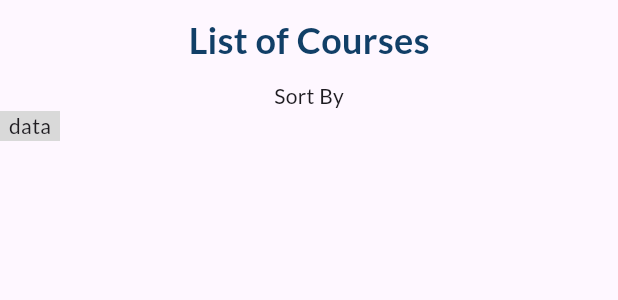
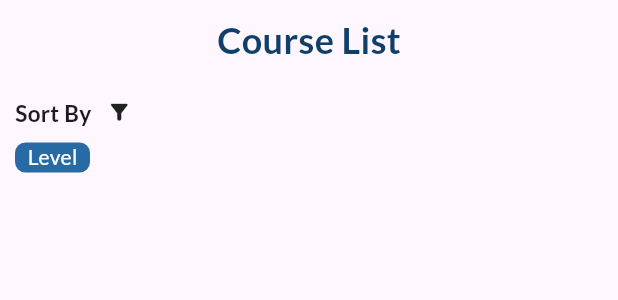
Before and after one commit to Aldinorasend/StudyIT_Mobile, a Flutter app: the ListOfCoursePageBody widget shown alone on an empty page, opened directly with empty values, on a phone screen of 412 x 824 dp. Shown: the top 300 px of the screen. Run offline on Flutter 3.47's test engine with Material 3 defaults, Android fonts, the phone set to English and light mode, and no system bars; our stand-ins replace carousel_slider, file_picker, flick_video_player, google_fonts, image_picker, open_file and 2 more; missing offline and left inert: colorful_safe_area; accounts and stored records are empty; network calls fail.

Commit message:
Update List of Course

```diff
--- a/lib/screen/EditProfile.dart
+++ b/lib/screen/EditProfile.dart
@@ -1,27 +1,6 @@
 import 'package:flutter/material.dart';
 import 'package:image_picker/image_picker.dart';
 import 'dart:io';
-
-void main() {
-  runApp(const MyApp());
-}
-
-class MyApp extends StatelessWidget {
-  const MyApp({super.key});
-
-  @override
-  Widget build(BuildContext context) {
-    return MaterialApp(
-      title: 'Edit Profile',
-      theme: ThemeData(
-        primarySwatch: Colors.blue,
-      ),
-      home: const EditProfileScreen(
-        userId: '',
-      ),
-    );
-  }
-}
 
 class AppColors {
   static const Color primaryColor = Color(0xFF113F67);
--- a/lib/screen/HomePage.dart
+++ b/lib/screen/HomePage.dart
@@ -52,9 +52,9 @@ class _HomePageState extends State<HomePage> {
         username: username,
         userType: userType,
       ), // Teruskan userId ke HomePageBody
-      Listofcourse(userId: widget.userId)
-      // EditProfileScreen(
-      //     userId: widget.userId), // Teruskan userId ke EditProfileScreen
+      Listofcourse(userId: widget.userId),
+      EditProfileScreen(
+          userId: widget.userId), // Teruskan userId ke EditProfileScreen
     ];
     fetchAccount();
   }
--- a/lib/screen/listOfCourse.dart
+++ b/lib/screen/listOfCourse.dart
@@ -22,9 +22,7 @@ class AppColors {
 class Listofcourse extends StatefulWidget {
   final String userId;
   final bool subscriber = false;
-  // var courseId;
 
-  // Tambahkan userId sebagai parameter
   const Listofcourse({Key? key, required this.userId}) : super(key: key);
 
   @override
@@ -32,14 +30,13 @@ class Listofcourse extends StatefulWidget {
 }
 
 class _ListOfCourseState extends State<Listofcourse> {
-  int _currentIndex = 0; // To handle the current index of the navbar
+  int _currentIndex = 0;
   late final List<Widget> _pages;
   List<Course> courses = [];
   bool isLoading = true;
   String username = '';
   String userType = '';
 
-  // var userId;
   @override
   void initState() {
     super.initState();
@@ -50,10 +47,10 @@ class _ListOfCourseState extends State<Listofcourse> {
         isLoading: true,
         username: username,
         userType: userType,
-      ), // Teruskan userId ke HomePageBody
-      // CourseScreen(userId: widget.userId, courseId: widget.courseId,),
-      // EditProfileScreen(
-      //     userId: widget.userId), // Teruskan userId ke EditProfileScreen
+        onSortByLevel: fetchSortedCourses, // Pass the method to sort courses
+        onNormalFetch:
+            fetchNormalCourses, // Pass the method to fetch courses normally
+      ),
     ];
     fetchAccount();
   }
@@ -72,23 +69,21 @@ class _ListOfCourseState extends State<Listofcourse> {
         final data = jsonDecode(response.body);
         setState(() {
           username = data['username'];
-          userType = data['User_Type']; // Simpan username
+          userType = data['User_Type'];
         });
         if (data['User_Type'] == 'Subscriber') {
           final url = Uri.parse('http://192.168.100.16:3000/api/coursesUser');
           await fetchCourse(url);
-          userType = data['User_Type'];
         } else if (data['User_Type'] == 'Free') {
           final url = Uri.parse('http://192.168.100.16:3000/api/freeCourses');
           await fetchCourse(url);
-          userType = data['User_Type'];
         }
       }
     } catch (e) {
       setState(() {
         isLoading = false;
       });
-      print('Error: $e'); // Log error
+      print('Error: $e');
       ScaffoldMessenger.of(context).showSnackBar(
         SnackBar(content: Text('Error: $e')),
       );
@@ -99,14 +94,12 @@ class _ListOfCourseState extends State<Listofcourse> {
     try {
       final response = await http.get(url);
       print('Response status: ${response.statusCode}');
-      print('Response body: ${response.body}'); // Cek hasil response
-
+      print('Response body: ${response.body}');
       if (response.statusCode == 200) {
         print('Data loaded');
         setState(() {
           final List<dynamic> courseJson = json.decode(response.body);
           courses = courseJson.map((json) => Course.fromJson(json)).toList();
-
           isLoading = false;
         });
       } else {
@@ -117,11 +110,37 @@ class _ListOfCourseState extends State<Listofcourse> {
       setState(() {
         isLoading = false;
       });
-      print('Error: $e'); // Log error
+      print('Error: $e');
       ScaffoldMessenger.of(context).showSnackBar(
         SnackBar(content: Text('Error: $e')),
       );
     }
+  }
+
+  Future<void> fetchSortedCourses() async {
+    setState(() {
+      isLoading = true;
+    });
+    Uri url;
+    if (userType == 'Subscriber') {
+      url = Uri.parse('http://192.168.100.16:3000/api/coursesSortedSubscriber');
+    } else {
+      url = Uri.parse('http://192.168.100.16:3000/api/coursesSortedFree');
+    }
+    await fetchCourse(url);
+  }
+
+  Future<void> fetchNormalCourses() async {
+    setState(() {
+      isLoading = true;
+    });
+    Uri url;
+    if (userType == 'Subscriber') {
+      url = Uri.parse('http://192.168.100.16:3000/api/coursesUser');
+    } else {
+      url = Uri.parse('http://192.168.100.16:3000/api/freeCourses');
+    }
+    await fetchCourse(url);
   }
 
   void _onTabTapped(int index) {
@@ -143,6 +162,8 @@ class _ListOfCourseState extends State<Listofcourse> {
               userId: widget.userId,
               username: username,
               userType: userType,
+              onSortByLevel: fetchSortedCourses,
+              onNormalFetch: fetchNormalCourses,
             );
           }
           return page;
@@ -157,6 +178,9 @@ class ListOfCoursePageBody extends StatelessWidget {
   final bool isLoading;
   final String username;
   final String userType;
+  final Function onSortByLevel;
+  final Function onNormalFetch;
+
   const ListOfCoursePageBody({
     Key? key,
     required this.courses,
@@ -164,7 +188,10 @@ class ListOfCoursePageBody extends StatelessWidget {
     required this.userId,
     required this.username,
     required this.userType,
+    required this.onSortByLevel,
+    required this.onNormalFetch,
   }) : super(key: key);
+
   final String userId;
 
   @override
@@ -179,7 +206,7 @@ class ListOfCoursePageBody extends StatelessWidget {
                 Padding(
                   padding: const EdgeInsets.all(10.0),
                   child: Text(
-                    "List of Courses",
+                    "Course List",
                     style: TextStyle(
                       fontSize: 24,
                       fontWeight: FontWeight.bold,
@@ -187,20 +214,42 @@ class ListOfCoursePageBody extends StatelessWidget {
                     ),
                   ),
                 ),
-                Container(
+                Padding(
+                  padding: EdgeInsets.all(10),
                   child: Column(
+                    mainAxisAlignment: MainAxisAlignment.center,
+                    crossAxisAlignment: CrossAxisAlignment.start,
                     children: [
                       Container(
-                        child: Text("Sort By"),
+                        child: Row(
+                          children: [
+                            Text("Sort By",
+                                style: TextStyle(
+                                    fontSize: 15, fontWeight: FontWeight.bold)),
+                            SizedBox(width: 10),
+                            Icon(Icons.filter_alt_rounded, size: 17)
+                          ],
+                        ),
                       ),
                       Row(
                         children: [
-                          Container(
-                            child: Center(child: Text("data")),
-                            width: 40,
-                            height: 20,
-                            decoration:
-                                BoxDecoration(color: AppColors.buttonColor),
+                          GestureDetector(
+                            onTap: () => onSortByLevel(),
+                            onLongPress: () => onNormalFetch(),
+                            child: Container(
+                              margin: EdgeInsets.only(top: 10),
+                              child: Center(
+                                  child: Text(
+                                "Level",
+                                style: TextStyle(color: AppColors.textColor),
+                              )),
+                              width: 50,
+                              height: 20,
+                              decoration: BoxDecoration(
+                                  color: AppColors.secondaryColor,
+                                  borderRadius:
+                                      BorderRadius.all(Radius.circular(7))),
+                            ),
                           )
                         ],
                       )
@@ -224,11 +273,10 @@ class ListOfCoursePageBody extends StatelessWidget {
                           );
                         },
                         child: Container(
-                          width: screenWidth, // Full width of the screen
-                          margin: const EdgeInsets.only(
-                              bottom: 10.0), // Margin between items
+                          width: screenWidth,
+                          margin: const EdgeInsets.only(bottom: 10.0),
                           decoration: const BoxDecoration(
-                              color: AppColors.secondaryColor,
+                              color: AppColors.primaryColor,
                               borderRadius:
                                   BorderRadius.all(Radius.circular(10))),
                           child: Column(
@@ -237,12 +285,12 @@ class ListOfCoursePageBody extends StatelessWidget {
                             children: [
                               Container(
                                 width: screenWidth,
-                                height: screenHeight * 0.23,
+                                height: screenHeight * 0.25,
                                 decoration: BoxDecoration(
                                   image: DecorationImage(
                                     image: AssetImage(
                                         'lib/backend-uploads/${course.image}'),
-                                    fit: BoxFit.cover,
+                                    fit: BoxFit.fill,
                                   ),
                                   borderRadius: const BorderRadius.only(
                                       topLeft: Radius.circular(10),
@@ -264,7 +312,7 @@ class ListOfCoursePageBody extends StatelessWidget {
                               // Description
                               Padding(
                                 padding: const EdgeInsets.only(
-                                    top: 3.0, left: 8.0, bottom: 8.0),
+                                    top: 3.0, left: 8.0, bottom: 20.0),
                                 child: Text(
                                   "End Date : ${DateFormat('dd MMM yyyy').format(course.endDate)}",
                                   style: const TextStyle(
```
